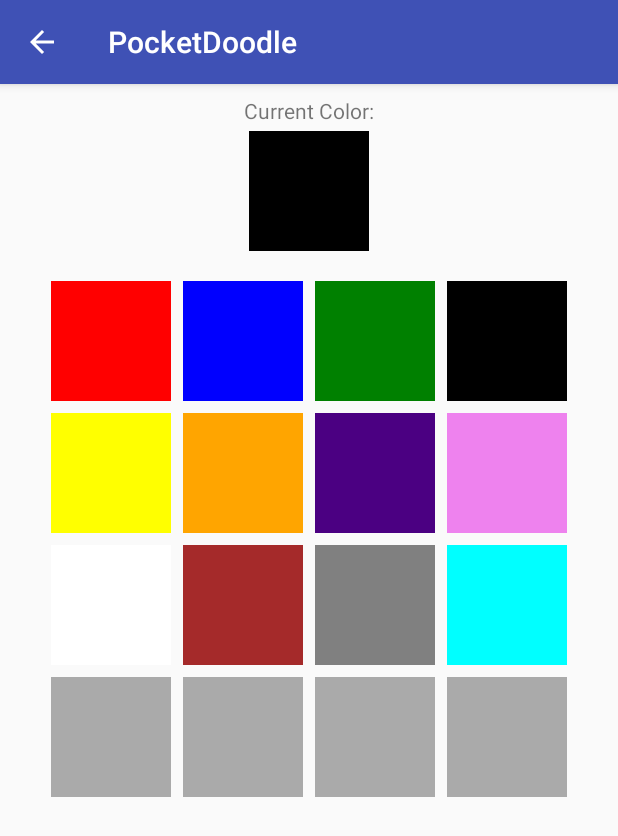
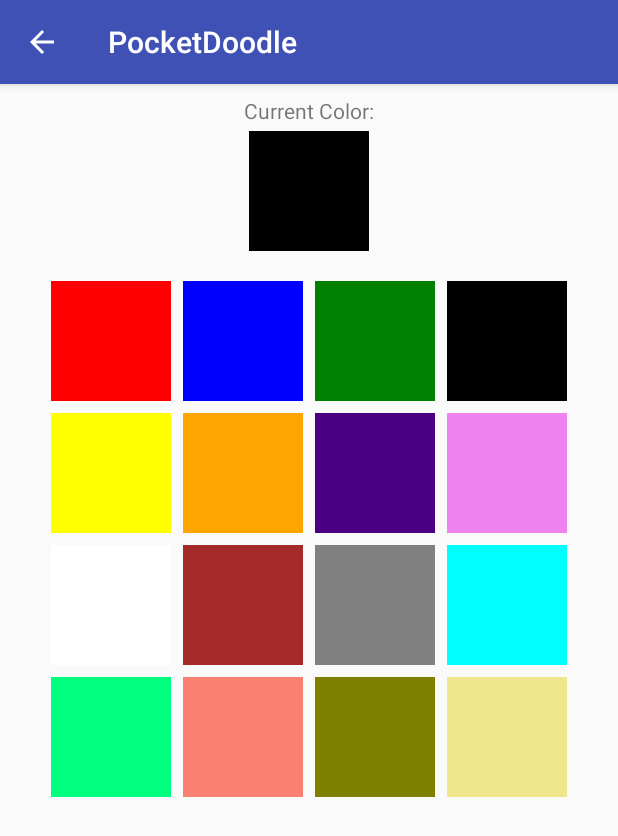
Before and after one commit to scveloso/PocketDoodle, an Android app: the screen it shows after launch (ColorPaletteActivity), after a tap on "Color Palette", on a phone screen of 412 x 824 dp. Shown: the top 836 px of the screen. Run offline under Robolectric (Android 15) with nearby library versions, the phone set to English and light mode, and no system bars.

```diff
--- a/app/src/main/java/com/sveloso/pocketdoodle/ColorPaletteFragment.java
+++ b/app/src/main/java/com/sveloso/pocketdoodle/ColorPaletteFragment.java
@@ -37,6 +37,11 @@ public class ColorPaletteFragment extends Fragment {
     private ImageButton mBrownButton;
     private ImageButton mGrayButton;
     private ImageButton mCyanButton;
+
+    private ImageButton mSpringGreenButton;
+    private ImageButton mSalmonButton;
+    private ImageButton mOliveButton;
+    private ImageButton mKhakiButton;
 
     public static ColorPaletteFragment newInstance(int colorInt) {
         Bundle args = new Bundle();
@@ -169,8 +174,40 @@ public class ColorPaletteFragment extends Fragment {
             }
         });
 
+        mSpringGreenButton = (ImageButton) v.findViewById(R.id.color_springgreen);
+        mSpringGreenButton.setOnClickListener(new View.OnClickListener() {
+            @Override
+            public void onClick(View view) {
+                mCurrentColorInt = ContextCompat.getColor(getActivity(), R.color.colorSpringGreen);
+                updateCurrentColor();
+            }
+        });
 
 
+        mSalmonButton = (ImageButton) v.findViewById(R.id.color_salmon);
+        mSalmonButton.setOnClickListener(new View.OnClickListener() {
+            @Override
+            public void onClick(View view) {
+                mCurrentColorInt = ContextCompat.getColor(getActivity(), R.color.colorSalmon);
+                updateCurrentColor();
+            }
+        });
+        mOliveButton = (ImageButton) v.findViewById(R.id.color_olive);
+        mOliveButton.setOnClickListener(new View.OnClickListener() {
+            @Override
+            public void onClick(View view) {
+                mCurrentColorInt = ContextCompat.getColor(getActivity(), R.color.colorOlive);
+                updateCurrentColor();
+            }
+        });
+        mKhakiButton = (ImageButton) v.findViewById(R.id.color_khaki);
+        mKhakiButton.setOnClickListener(new View.OnClickListener() {
+            @Override
+            public void onClick(View view) {
+                mCurrentColorInt = ContextCompat.getColor(getActivity(), R.color.colorKhaki);
+                updateCurrentColor();
+            }
+        });
 
         return v;
     }
--- a/app/src/main/res/layout/fragment_color_palette.xml
+++ b/app/src/main/res/layout/fragment_color_palette.xml
@@ -79,9 +79,6 @@
             android:layout_width="80dp"
             android:layout_height="80dp"/>
 
-
-
-
         <ImageButton
             android:id="@+id/color_orange"
             android:background="@color/colorOrange"
@@ -153,7 +150,8 @@
             android:layout_height="80dp"/>
 
         <ImageButton
-            android:background="@android:color/darker_gray"
+            android:id="@+id/color_springgreen"
+            android:background="@color/colorSpringGreen"
             android:layout_marginLeft="4dp"
             android:layout_marginTop="4dp"
             android:layout_marginBottom="4dp"
@@ -162,7 +160,8 @@
             android:layout_height="80dp"/>
 
         <ImageButton
-            android:background="@android:color/darker_gray"
+            android:id="@+id/color_salmon"
+            android:background="@color/colorSalmon"
             android:layout_marginLeft="4dp"
             android:layout_marginTop="4dp"
             android:layout_marginBottom="4dp"
@@ -171,7 +170,8 @@
             android:layout_height="80dp"/>
 
         <ImageButton
-            android:background="@android:color/darker_gray"
+            android:id="@+id/color_olive"
+            android:background="@color/colorOlive"
             android:layout_marginLeft="4dp"
             android:layout_marginTop="4dp"
             android:layout_marginBottom="4dp"
@@ -180,7 +180,8 @@
             android:layout_height="80dp"/>
 
         <ImageButton
-            android:background="@android:color/darker_gray"
+            android:id="@+id/color_khaki"
+            android:background="@color/colorKhaki"
             android:layout_marginLeft="4dp"
             android:layout_marginTop="4dp"
             android:layout_marginBottom="4dp"
--- a/app/src/main/res/values/colors.xml
+++ b/app/src/main/res/values/colors.xml
@@ -52,4 +52,20 @@
     <color name="colorCyan">
         #00FFFF
     </color>
+
+    <color name="colorSpringGreen">
+        #00FF7F
+    </color>
+
+    <color name="colorSalmon">
+        #FA8072
+    </color>
+
+    <color name="colorOlive">
+        #808000
+    </color>
+
+    <color name="colorKhaki">
+        #F0E68C
+    </color>
 </resources>
--- a/app/src/main/res/values/strings.xml
+++ b/app/src/main/res/values/strings.xml
@@ -9,10 +9,16 @@
     <string name="save_doodle">
         Save Doodle
     </string>
-    <string name="save_doodle_text_view">
+    <string name="save_doodle_title">
         Save as:
     </string>
     <string name="save_doodle_hint">
         Enter a title for your doodle.
     </string>
+    <string name="save_text">
+        Save
+    </string>
+    <string name="cancel_text">
+        Cancel
+    </string>
 </resources>
```
Also changed, not shown: app/src/main/java/com/sveloso/pocketdoodle/DrawingView.java (+5 -4 lines), app/src/main/java/com/sveloso/pocketdoodle/PocketDoodleFragment.java (+33 -1 lines), app/src/main/java/com/sveloso/pocketdoodle/SaveDoodleFragment.java (added, +35 -0 lines), app/src/main/res/layout/fragment_save_doodle.xml (deleted, +0 -40 lines), app/src/main/res/mipmap-hdpi/ic_launcher.png, app/src/main/res/mipmap-mdpi/ic_launcher.png, app/src/main/res/mipmap-xhdpi/ic_launcher.png, app/src/main/res/mipmap-xxhdpi/ic_launcher.png, app/src/main/res/mipmap-xxxhdpi/ic_launcher.png.
